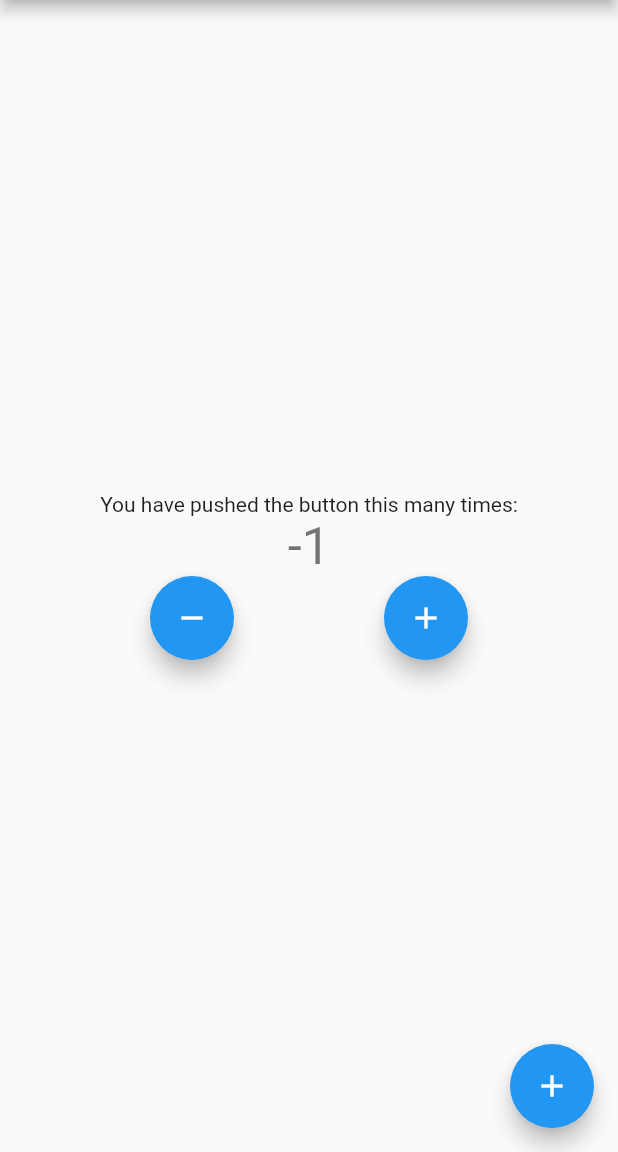
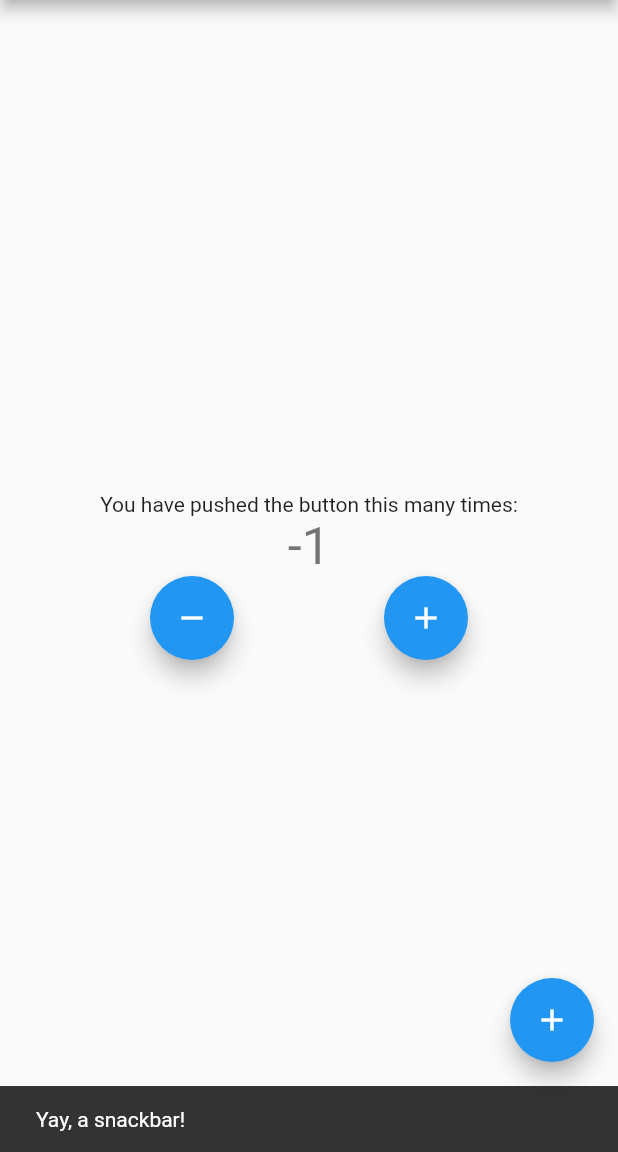
Before and after one commit to kcsarith/bloc_flutter_study, a Flutter app: the screen it shows after launch, after a tap on the "remove" icon, on a phone screen of 412 x 824 dp, the part 84-1236 px from its top. Run offline on Flutter 3.47's test engine with Material 2 defaults, Android fonts, the phone set to English and light mode, and no system bars; our stand-ins replace bloc, flutter_bloc.

Commit message:
blockListentener and scaffold messenger show snackbar

```diff
--- a/lib/main.dart
+++ b/lib/main.dart
@@ -73,7 +73,21 @@ class _MyHomePageState extends State<MyHomePage> {
         // the App.build method, and use it to set our appbar title.
         title: Text(widget.title),
       ),
-      body: Center(
+      body: BlocListener<CounterCubit, CounterState>(
+        listener: (context, state) {
+          if (state.wasIncremented == true) {
+            ScaffoldMessenger.of(context).showSnackBar(SnackBar(
+              content: Text('Yay, a snackbar!'),
+              duration: Duration(milliseconds: 1000),
+            ));
+          } else {
+            ScaffoldMessenger.of(context).showSnackBar(SnackBar(
+              content: Text('Yay, a snackbar!'),
+              duration: Duration(milliseconds: 1000),
+            ));
+          }
+        },
+        child: Center(
           // Center is a layout widget. It takes a single child and positions it
           // in the middle of the parent.
           child: Column(
@@ -125,6 +139,7 @@ class _MyHomePageState extends State<MyHomePage> {
             ],
           ),
         ),
+      ),
       floatingActionButton: FloatingActionButton(
         onPressed: _incrementCounter,
         tooltip: 'Increment',
```
Lines whose indentation alone changed are shown as unchanged.
